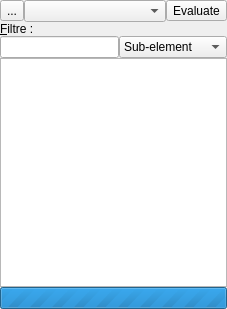
First picture: the form in plugins/core/docks/datastream/xmlpresentationwidget.ui, repository phoenix741/xinx, before the edit.
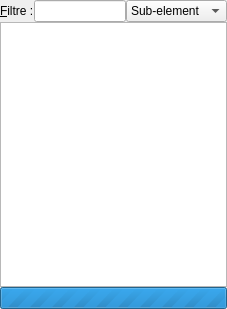
Second picture: the form after the edit. Icons and pictures are not drawn. Custom widgets are drawn as their Qt base class.

Diff of the .ui file:
```diff
--- a/plugins/core/docks/datastream/xmlpresentationwidget.ui
+++ b/plugins/core/docks/datastream/xmlpresentationwidget.ui
@@ -20,75 +20,6 @@
    <property name="spacing">
     <number>0</number>
    </property>
-   <item row="0" column="0">
-    <widget class="QToolButton" name="m_refreshToolButton">
-     <property name="toolTip">
-      <string>Refresh</string>
-     </property>
-     <property name="whatsThis">
-      <string>Refresh the list of files present in the &lt;i&gt;log&lt;/i&gt; directory.</string>
-     </property>
-     <property name="text">
-      <string>...</string>
-     </property>
-     <property name="icon">
-      <iconset resource="../../../../xinx/application.qrc">
-       <normaloff>:/images/reload.png</normaloff>:/images/reload.png</iconset>
-     </property>
-    </widget>
-   </item>
-   <item row="0" column="4">
-    <widget class="QToolButton" name="m_evaluateToolButton">
-     <property name="toolTip">
-      <string>Run X-Query</string>
-     </property>
-     <property name="whatsThis">
-      <string>Click on this button to open &lt;i&gt;X-Query&lt;/i&gt; dialog and query the XML document.</string>
-     </property>
-     <property name="text">
-      <string>Evaluate</string>
-     </property>
-     <property name="icon">
-      <iconset resource="../../plugindefinition/coreplugin.qrc">
-       <normaloff>:/images/run.png</normaloff>:/images/run.png</iconset>
-     </property>
-    </widget>
-   </item>
-   <item row="1" column="0" colspan="5">
-    <widget class="QLabel" name="label">
-     <property name="text">
-      <string>&amp;Filtre :</string>
-     </property>
-     <property name="buddy">
-      <cstring>m_filtreLineEdit</cstring>
-     </property>
-    </widget>
-   </item>
-   <item row="2" column="0" colspan="3">
-    <widget class="XinxLineEdit" name="m_filtreLineEdit">
-     <property name="whatsThis">
-      <string>Filter to use in the view. &lt;b&gt;XINX&lt;/b&gt; searches the node where the name matches the filter (literal or regular expression).</string>
-     </property>
-    </widget>
-   </item>
-   <item row="2" column="3" colspan="2">
-    <widget class="QComboBox" name="m_filterComboBox">
-     <property name="whatsThis">
-      <string>If &lt;i&gt;Sub-element&lt;/i&gt; is selected when an element is found, all sub-elements are showed. &lt;br/&gt;
-If &lt;i&gt;None&lt;/i&gt; is selected only matched elements is showed.</string>
-     </property>
-     <item>
-      <property name="text">
-       <string>Sub-element</string>
-      </property>
-     </item>
-     <item>
-      <property name="text">
-       <string>None</string>
-      </property>
-     </item>
-    </widget>
-   </item>
    <item row="3" column="0" colspan="5">
     <widget class="XmlPresentationTreeView" name="m_presentationTreeView">
      <property name="dragEnabled">
@@ -99,15 +30,6 @@
      </property>
     </widget>
    </item>
-   <item row="0" column="1" colspan="3">
-    <widget class="QComboBox" name="m_presentationComboBox">
-     <property name="whatsThis">
-      <string>List of file in the &lt;i&gt;log&lt;/i&gt; directory. If you select a file, the view is updated with the content of the file. &lt;br/&gt;
-
-You can open a file of the list, or a file in another directory.</string>
-     </property>
-    </widget>
-   </item>
    <item row="4" column="0" colspan="5">
     <widget class="QProgressBar" name="m_presentationProgressBar">
      <property name="maximum">
@@ -121,6 +43,41 @@
      </property>
     </widget>
    </item>
+   <item row="0" column="0">
+    <widget class="QLabel" name="label">
+     <property name="text">
+      <string>&amp;Filtre :</string>
+     </property>
+     <property name="buddy">
+      <cstring>m_filtreLineEdit</cstring>
+     </property>
+    </widget>
+   </item>
+   <item row="0" column="1">
+    <widget class="XinxLineEdit" name="m_filtreLineEdit">
+     <property name="whatsThis">
+      <string>Filter to use in the view. &lt;b&gt;XINX&lt;/b&gt; searches the node where the name matches the filter (literal or regular expression).</string>
+     </property>
+    </widget>
+   </item>
+   <item row="0" column="2">
+    <widget class="QComboBox" name="m_filterComboBox">
+     <property name="whatsThis">
+      <string>If &lt;i&gt;Sub-element&lt;/i&gt; is selected when an element is found, all sub-elements are showed. &lt;br/&gt;
+If &lt;i&gt;None&lt;/i&gt; is selected only matched elements is showed.</string>
+     </property>
+     <item>
+      <property name="text">
+       <string>Sub-element</string>
+      </property>
+     </item>
+     <item>
+      <property name="text">
+       <string>None</string>
+      </property>
+     </item>
+    </widget>
+   </item>
   </layout>
  </widget>
  <customwidgets>
```
Left out of the diff: 5 changed lines with no effect on the pictures.
